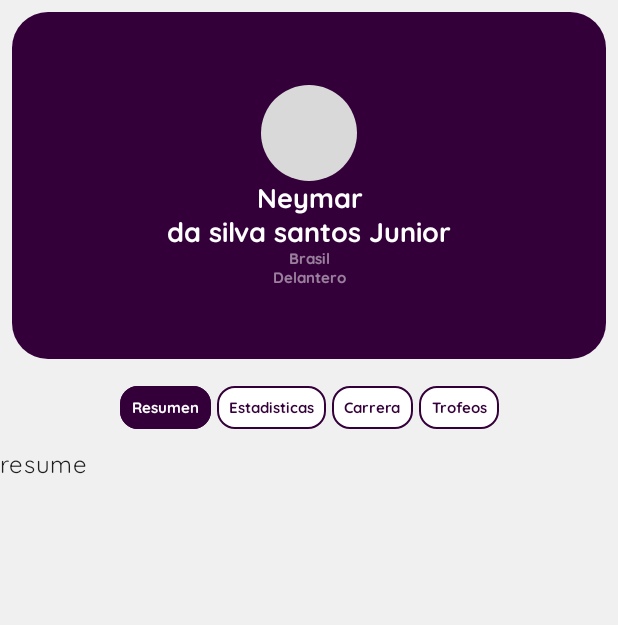
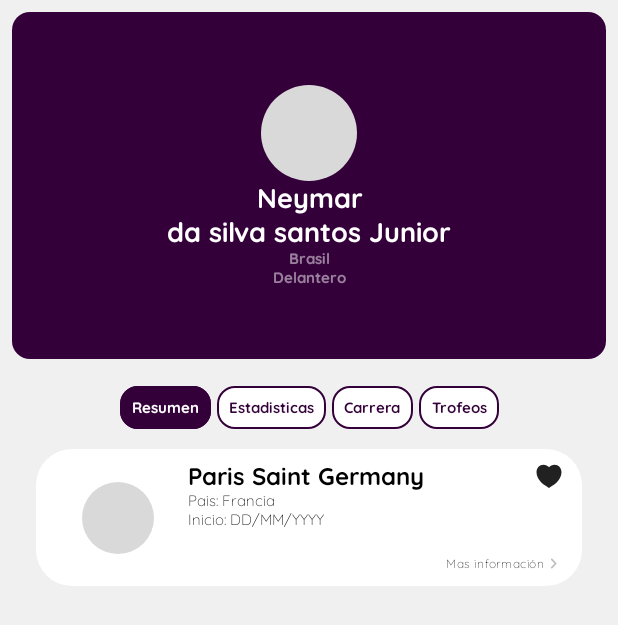
Before and after one commit to jisusmadrid22/SporToMeApp, an Android app built with Jetpack Compose: the composable PlayerInfoLayout shown on its own in the app's theme, on a phone screen of 412 x 824 dp. Shown: the top 625 px of the screen. Run offline under Robolectric (Android 15) with nearby library versions, the phone set to English and light mode, and no system bars; our stand-ins replace Dagger/Hilt's generated code; network calls fail.

Commit message:
player resumen team

```diff
--- a/app/src/main/java/com/yzdev/sportome/presentation/screens/player/PlayerInfo.kt
+++ b/app/src/main/java/com/yzdev/sportome/presentation/screens/player/PlayerInfo.kt
@@ -19,6 +19,7 @@ import com.yzdev.sportome.presentation.screens.detail_match.composable.H2hLayout
 import com.yzdev.sportome.presentation.screens.detail_match.composable.LineupLayout
 import com.yzdev.sportome.presentation.screens.detail_match.composable.StatsLayout
 import com.yzdev.sportome.presentation.screens.player.composables.HeaderPlayer
+import com.yzdev.sportome.presentation.screens.player.composables.ResumePlayer
 import com.yzdev.sportome.presentation.screens.player.composables.SelectorInfoPlayer
 import com.yzdev.sportome.presentation.ui.theme.grayBackground
 
@@ -75,7 +76,7 @@ private fun AnimationSelector(
     ) { targetCount ->
         when (targetCount){
             1-> {
-                Text(text = "resume")
+                ResumePlayer()
             }
             2-> {
                 Text(text = "Stats")
--- a/app/src/main/java/com/yzdev/sportome/presentation/screens/player/composables/HeaderPlayer.kt
+++ b/app/src/main/java/com/yzdev/sportome/presentation/screens/player/composables/HeaderPlayer.kt
@@ -37,7 +37,7 @@ fun HeaderPlayer(
             .height(height * 0.3f)
             .padding(8.dp),
         backgroundColor = MaterialTheme.colors.primary,
-        shape = RoundedCornerShape(24.dp),
+        shape = RoundedCornerShape(12.dp),
         elevation = 0.dp
     ) {
         Column(
--- /dev/null
+++ b/app/src/main/java/com/yzdev/sportome/presentation/screens/player/composables/ResumePlayer.kt
@@ -0,0 +1,139 @@
+@file:OptIn(ExperimentalMaterialApi::class)
+
+package com.yzdev.sportome.presentation.screens.player.composables
+
+import androidx.compose.foundation.background
+import androidx.compose.foundation.clickable
+import androidx.compose.foundation.layout.*
+import androidx.compose.foundation.lazy.LazyColumn
+import androidx.compose.foundation.shape.CircleShape
+import androidx.compose.foundation.shape.RoundedCornerShape
+import androidx.compose.material.*
+import androidx.compose.material.icons.Icons
+import androidx.compose.material.icons.rounded.KeyboardArrowRight
+import androidx.compose.runtime.Composable
+import androidx.compose.ui.Alignment
+import androidx.compose.ui.Modifier
+import androidx.compose.ui.draw.clip
+import androidx.compose.ui.graphics.Color
+import androidx.compose.ui.graphics.vector.ImageVector
+import androidx.compose.ui.platform.LocalConfiguration
+import androidx.compose.ui.res.stringResource
+import androidx.compose.ui.res.vectorResource
+import androidx.compose.ui.text.TextStyle
+import androidx.compose.ui.text.font.FontWeight
+import androidx.compose.ui.text.style.TextAlign
+import androidx.compose.ui.unit.dp
+import androidx.compose.ui.unit.sp
+import com.yzdev.sportome.presentation.ui.theme.QuickSandFont
+import com.yzdev.sportome.presentation.ui.theme.gray
+import com.yzdev.sportome.R
+
+@Composable
+fun ResumePlayer(
+
+) {
+    LazyColumn(modifier = Modifier
+        .fillMaxWidth()
+        .fillMaxHeight()){
+        item {
+            ResumePlayerTeam()
+        }
+    }
+}
+
+@Composable
+private fun ResumePlayerTeam(
+
+) {
+    Card(
+        modifier = Modifier
+            .fillMaxWidth()
+            .padding(horizontal = 24.dp),
+        shape = RoundedCornerShape(24.dp),
+        backgroundColor = Color.White,
+        elevation = 0.dp,
+        onClick = {
+
+        }
+    ) {
+        Row(modifier = Modifier
+            .fillMaxWidth()
+            .padding(horizontal = 12.dp, vertical = 8.dp),
+            verticalAlignment = Alignment.CenterVertically
+        ) {
+            Box(modifier = Modifier.fillMaxWidth(0.25f), contentAlignment = Alignment.Center) {
+                Box(modifier = Modifier
+                    .size(48.dp)
+                    .clip(CircleShape)
+                    .background(gray))
+            }
+            Column(
+                modifier = Modifier
+                    .fillMaxWidth()
+                    .padding(start = 4.dp)
+            ) {
+                Row(
+                    modifier = Modifier.fillMaxWidth(),
+                    horizontalArrangement = Arrangement.SpaceBetween,
+                    verticalAlignment = Alignment.CenterVertically
+                ) {
+                    Text(
+                        text = "Paris Saint Germany",
+                        style = TextStyle(
+                            fontWeight = FontWeight.Bold,
+                            fontSize = 16.sp,
+                            fontFamily = QuickSandFont,
+                            color = Color.Black
+                        )
+                    )
+
+                    Icon(
+                        modifier = Modifier
+                            .size(20.dp)
+                            .clickable {
+
+                            },
+                        imageVector = ImageVector.vectorResource(id = R.drawable.ic_heart),
+                        contentDescription = ""
+                    )
+                }
+
+                Text(
+                    text = "Pais: Francia",
+                    style = TextStyle(
+                        fontWeight = FontWeight.Light,
+                        fontSize = 10.sp,
+                        fontFamily = QuickSandFont,
+                        color = Color.Black
+                    )
+                )
+
+                Text(
+                    text = "Inicio: DD/MM/YYYY",
+                    style = TextStyle(
+                        fontWeight = FontWeight.Light,
+                        fontSize = 10.sp,
+                        fontFamily = QuickSandFont,
+                        color = Color.Black
+                    )
+                )
+
+                Row(
+                    modifier = Modifier
+                        .fillMaxWidth()
+                        .padding(top = 16.dp),
+                    horizontalArrangement = Arrangement.End,
+                    verticalAlignment = Alignment.CenterVertically
+                ) {
+                    Text(
+                        text = stringResource(id = R.string.information),
+                        style = MaterialTheme.typography.caption.copy(fontWeight = FontWeight.Light, fontFamily = QuickSandFont, fontSize = 8.sp),
+                        textAlign = TextAlign.End
+                    )
+                    Icon(modifier = Modifier.size(14.dp), imageVector = Icons.Rounded.KeyboardArrowRight, contentDescription = "", tint = Color.Black.copy(alpha = 0.25f))
+                }
+            }
+        }
+    }
+}
--- a/app/src/main/res/values/strings.xml
+++ b/app/src/main/res/values/strings.xml
@@ -76,4 +76,5 @@
     <string name="resume">Resumen</string>
     <string name="carrer">Carrera</string>
     <string name="trophies">Trofeos</string>
+    <string name="information">Mas información</string>
 </resources>
```
